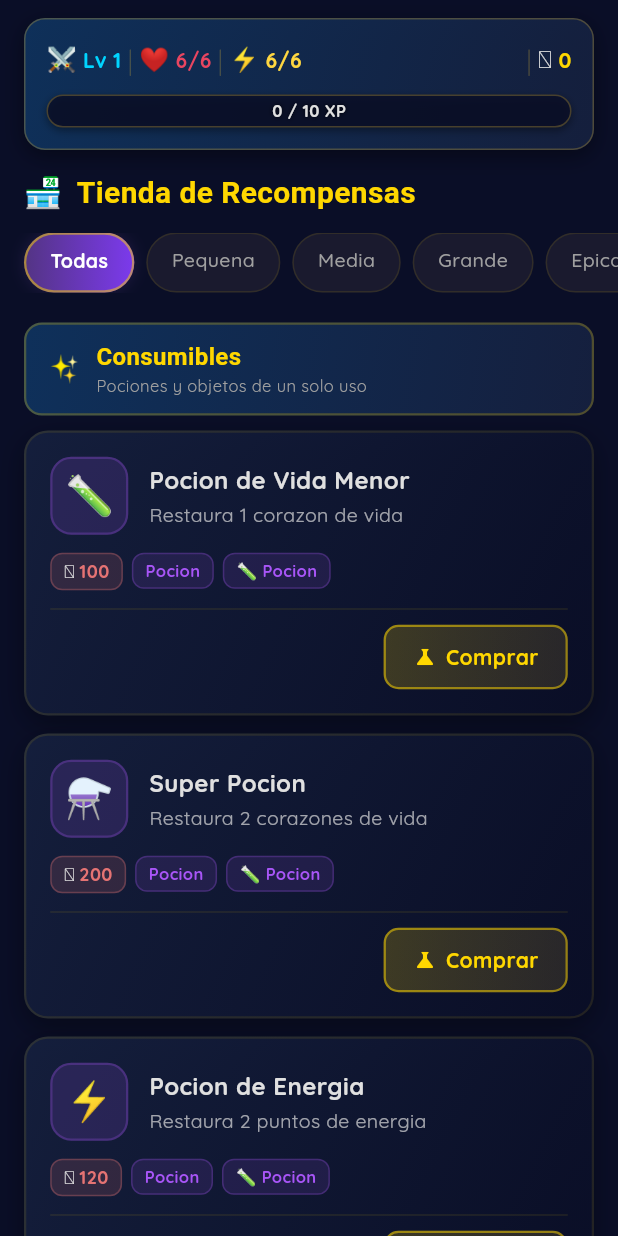
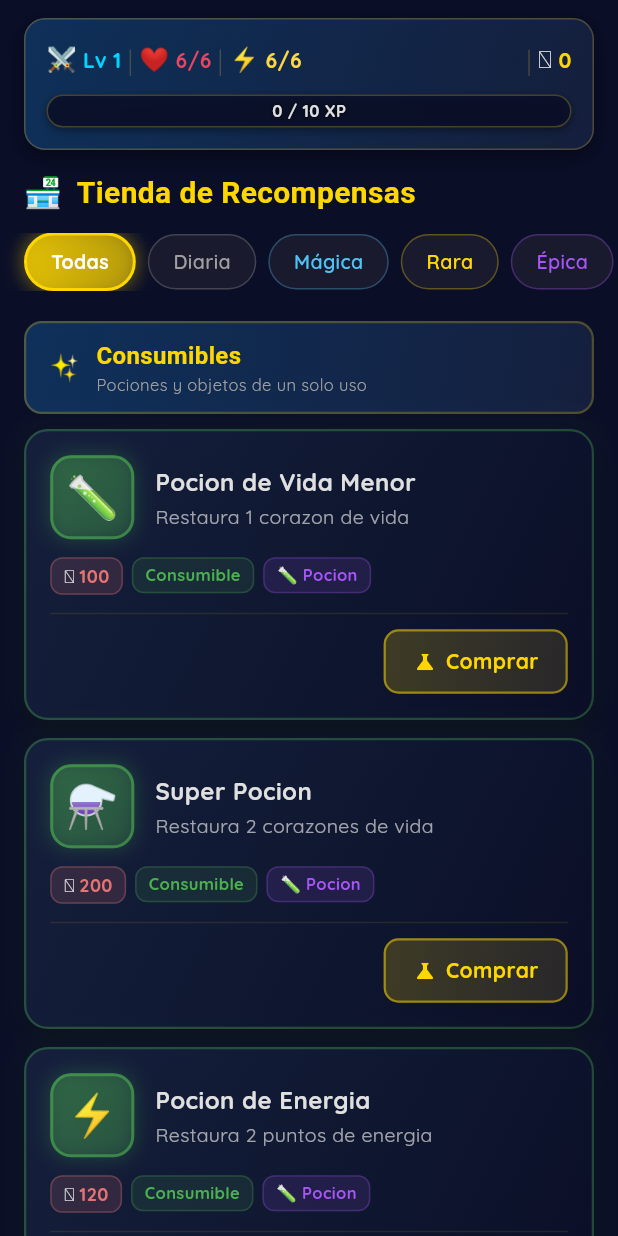
Before and after one commit to Galderolo/Heroina, a Flutter app: the ShopScreen widget shown alone on an empty page, opened directly, on a phone screen of 412 x 824 dp. Run offline on Flutter 3.47's test engine with Material 3 defaults, Android fonts, the phone set to English and light mode, and no system bars; our stand-ins replace confetti, get_it, google_fonts, image_picker, shared_preferences; accounts and stored records are empty.

Commit message:
fix: filters + labels colors

```diff
--- a/FlutterApp/heroesdelhogar/lib/domain/models/reward.dart
+++ b/FlutterApp/heroesdelhogar/lib/domain/models/reward.dart
@@ -8,15 +8,15 @@ enum RewardCategory {
   String get displayName {
     switch (this) {
       case RewardCategory.pequena:
-        return 'Pequena';
+        return 'Diaria';
       case RewardCategory.media:
-        return 'Media';
+        return 'Mágica';
       case RewardCategory.grande:
-        return 'Grande';
+        return 'Rara';
       case RewardCategory.epica:
-        return 'Epica';
+        return 'Épica';
       case RewardCategory.potion:
-        return 'Pocion';
+        return 'Consumible';
     }
   }
 
--- a/FlutterApp/heroesdelhogar/lib/presentation/screens/shop/shop_screen.dart
+++ b/FlutterApp/heroesdelhogar/lib/presentation/screens/shop/shop_screen.dart
@@ -73,22 +73,28 @@ class _ShopScreenState extends State<ShopScreen> {
           ),
           const SizedBox(height: 12),
 
-          // Filtros con scroll horizontal sin recorte
-          SizedBox(
-            height: 40,
-            child: ListView(
+          // Filtros con scroll horizontal
+          SingleChildScrollView(
             scrollDirection: Axis.horizontal,
             padding: const EdgeInsets.symmetric(horizontal: 16),
+            physics: const BouncingScrollPhysics(),
+            child: Row(
               children: [
                 _FilterChip(
                   label: 'Todas',
                   selected: _selectedCategory == null,
+                  categoryColor: AppColors.goldBright,
                   onTap: () => setState(() => _selectedCategory = null),
                 ),
-                ...RewardCategory.values.map((cat) => _FilterChip(
+                const SizedBox(width: 8),
+                ...RewardCategory.values.map((cat) => Padding(
+                      padding: const EdgeInsets.only(right: 8),
+                      child: _FilterChip(
                         label: cat.displayName,
                         selected: _selectedCategory == cat,
+                        categoryColor: _rarityColor(cat),
                         onTap: () => setState(() => _selectedCategory = cat),
+                      ),
                     )),
               ],
             ),
@@ -114,6 +120,22 @@ class _ShopScreenState extends State<ShopScreen> {
         ],
       ),
     );
+  }
+
+  /// Paleta de colores estilo ARPG (Diablo-like) por rareza
+  static Color _rarityColor(RewardCategory cat) {
+    switch (cat) {
+      case RewardCategory.pequena:
+        return const Color(0xFF9E9E9E); // Gris - común
+      case RewardCategory.media:
+        return const Color(0xFF4FC3F7); // Azul claro - mágico
+      case RewardCategory.grande:
+        return const Color(0xFFFFD700); // Oro - raro
+      case RewardCategory.epica:
+        return const Color(0xFFA855F7); // Morado - épico/legendario
+      case RewardCategory.potion:
+        return const Color(0xFF4CAF50); // Verde - consumible
+    }
   }
 
   Widget _buildSimpleList(List<Reward> rewards) {
@@ -282,19 +304,19 @@ class _SectionHeader extends StatelessWidget {
 class _FilterChip extends StatelessWidget {
   final String label;
   final bool selected;
+  final Color categoryColor;
   final VoidCallback onTap;
 
   const _FilterChip({
     required this.label,
     required this.selected,
+    required this.categoryColor,
     required this.onTap,
   });
 
   @override
   Widget build(BuildContext context) {
-    return Padding(
-      padding: const EdgeInsets.only(right: 8),
-      child: Material(
+    return Material(
       color: Colors.transparent,
       child: InkWell(
         onTap: onTap,
@@ -304,23 +326,27 @@ class _FilterChip extends StatelessWidget {
           padding: const EdgeInsets.symmetric(horizontal: 16, vertical: 8),
           decoration: BoxDecoration(
             gradient: selected
-                  ? const LinearGradient(
-                      colors: [AppColors.accent, Color(0xFF7C3AED)],
+                ? LinearGradient(
+                    colors: [
+                      categoryColor.withValues(alpha: 0.8),
+                      categoryColor.withValues(alpha: 0.5),
+                    ],
                   )
                 : null,
             color: selected ? null : AppColors.surface,
             borderRadius: BorderRadius.circular(20),
             border: Border.all(
               color: selected
-                    ? AppColors.goldBright.withValues(alpha: 0.5)
-                    : AppColors.goldBright.withValues(alpha: 0.1),
-                width: selected ? 1.5 : 1,
+                  ? categoryColor
+                  : categoryColor.withValues(alpha: 0.3),
+              width: selected ? 2 : 1,
             ),
             boxShadow: selected
                 ? [
                     BoxShadow(
-                        color: AppColors.accent.withValues(alpha: 0.3),
-                        blurRadius: 8,
+                      color: categoryColor.withValues(alpha: 0.4),
+                      blurRadius: 10,
+                      spreadRadius: 1,
                     ),
                   ]
                 : null,
@@ -328,10 +354,9 @@ class _FilterChip extends StatelessWidget {
           child: Text(
             label,
             style: TextStyle(
-                color: selected ? Colors.white : AppColors.textSecondary,
-                fontWeight: selected ? FontWeight.w700 : FontWeight.w500,
+              color: selected ? Colors.white : categoryColor,
+              fontWeight: selected ? FontWeight.w800 : FontWeight.w600,
               fontSize: 13,
-              ),
             ),
           ),
         ),
@@ -347,20 +372,22 @@ class _RewardCard extends StatelessWidget {
 
   const _RewardCard({required this.reward, required this.onPurchase});
 
-  Color get _categoryColor {
+  /// Colores ARPG (Diablo-like) por rareza
+  Color get _rarityColor {
     switch (reward.category) {
       case RewardCategory.pequena:
-        return Colors.cyan;
+        return const Color(0xFF9E9E9E); // Gris - común
       case RewardCategory.media:
-        return Colors.green;
+        return const Color(0xFF4FC3F7); // Azul - mágico
       case RewardCategory.grande:
-        return Colors.orange;
+        return const Color(0xFFFFD700); // Oro - raro
       case RewardCategory.epica:
-        return AppColors.legendary;
+        return const Color(0xFFA855F7); // Morado - épico/legendario
       case RewardCategory.potion:
-        return AppColors.purpleGlow;
+        return const Color(0xFF4CAF50); // Verde - consumible
     }
   }
+
 
   @override
   Widget build(BuildContext context) {
@@ -370,6 +397,8 @@ class _RewardCard extends StatelessWidget {
     final cooldown = game.getRewardCooldownInfo(reward.id);
     final canAfford = character.gold >= reward.price;
     final isDisabled = locked || cooldown.onCooldown;
+
+    final rarity = _rarityColor;
 
     return Padding(
       padding: const EdgeInsets.only(bottom: 12),
@@ -390,7 +419,7 @@ class _RewardCard extends StatelessWidget {
             border: Border.all(
               color: locked
                   ? Colors.grey.withValues(alpha: 0.15)
-                  : AppColors.goldBright.withValues(alpha: 0.1),
+                  : rarity.withValues(alpha: 0.35),
               width: 1.5,
             ),
             boxShadow: [
@@ -399,6 +428,12 @@ class _RewardCard extends StatelessWidget {
                 blurRadius: 15,
                 offset: const Offset(0, 6),
               ),
+              if (!locked)
+                BoxShadow(
+                  color: rarity.withValues(alpha: 0.08),
+                  blurRadius: 18,
+                  spreadRadius: 1,
+                ),
             ],
           ),
           child: Column(
@@ -406,21 +441,35 @@ class _RewardCard extends StatelessWidget {
             children: [
               Row(
                 children: [
-                  // Icon container
+                  // Icon container con gradiente de rareza ARPG
                   Container(
-                    width: 52,
-                    height: 52,
+                    width: 56,
+                    height: 56,
                     decoration: BoxDecoration(
-                      color: _categoryColor.withValues(alpha: 0.15),
+                      gradient: LinearGradient(
+                        begin: Alignment.topLeft,
+                        end: Alignment.bottomRight,
+                        colors: [
+                          rarity.withValues(alpha: 0.35),
+                          rarity.withValues(alpha: 0.15),
+                        ],
+                      ),
                       borderRadius: BorderRadius.circular(14),
                       border: Border.all(
-                        color: _categoryColor.withValues(alpha: 0.25),
-                        width: 1.5,
+                        color: rarity.withValues(alpha: 0.6),
+                        width: 2,
                       ),
+                      boxShadow: [
+                        BoxShadow(
+                          color: rarity.withValues(alpha: 0.25),
+                          blurRadius: 10,
+                          spreadRadius: 1,
+                        ),
+                      ],
                     ),
                     child: Center(
                       child: Text(reward.icon,
-                          style: const TextStyle(fontSize: 26)),
+                          style: const TextStyle(fontSize: 28)),
                     ),
                   ),
                   const SizedBox(width: 14),
@@ -468,7 +517,7 @@ class _RewardCard extends StatelessWidget {
                   ),
                   _Badge(
                     text: reward.category.displayName,
-                    color: _categoryColor,
+                    color: rarity,
                   ),
                   if (locked)
                     _Badge(
```
Lines whose indentation alone changed are shown as unchanged.
